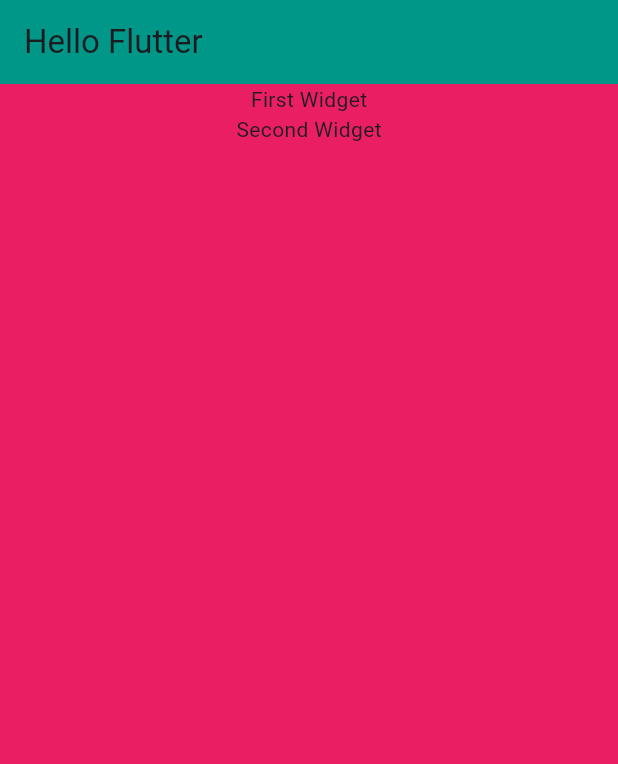
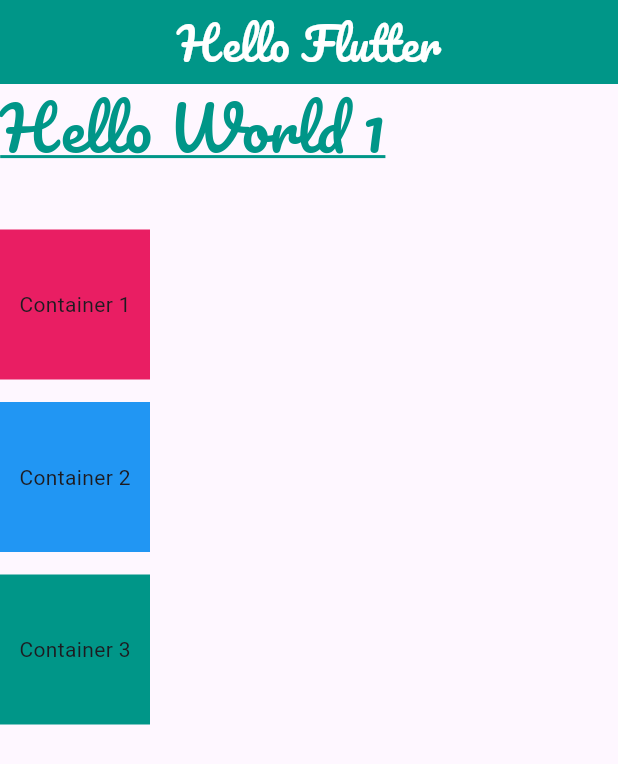
Before and after one commit to mujtabaexe/Flutter-Source-Code, a Flutter app: the screen it shows after launch, on a phone screen of 412 x 824 dp. Shown: the top 764 px of the screen. Run offline on Flutter 3.47's test engine with Material 3 defaults, Android fonts, the phone set to English and light mode, and no system bars.

Commit message:
Day4: fonts,style,decoration

```diff
--- a/my_first_app/lib/main.dart
+++ b/my_first_app/lib/main.dart
@@ -11,16 +11,60 @@
   Widget build(BuildContext context) {
     return MaterialApp(
       home: Scaffold(
-        backgroundColor: Colors.pink,
         appBar: AppBar(
           backgroundColor: Colors.teal,
-          title: const Text("Hello Flutter"),
+          title: Center(
+            child: const Text(
+              "Hello Flutter",
+              style: TextStyle(
+                color: Colors.white,
+                fontSize: 30,
+                fontFamily: 'Pacifico',
+                fontWeight: FontWeight.w100,
+              ),
+            ),
+          ),
         ),
-        body: Column(
-          children: const [
-            Center(child: Text('First Widget')),
-            Text('Second Widget'),
-          ],
+        body: SafeArea(
+          child: Column(
+            mainAxisAlignment: MainAxisAlignment.start,
+            crossAxisAlignment: CrossAxisAlignment.start,
+            children: [
+              Text(
+                'Hello World 1',
+                style: TextStyle(
+                  fontSize: 40,
+                  decoration: TextDecoration.underline,
+                  decorationColor: Colors.teal,
+                  fontFamily: 'Pacifico',
+                  color: Colors.teal,
+                ),
+              ),
+
+              SizedBox(height: 40),
+
+              Container(
+                height: 100,
+                width: 100,
+                color: Colors.pink,
+                child: const Center(child: Text('Container 1')),
+              ),
+              const SizedBox(height: 15, width: 15),
+              Container(
+                height: 100,
+                width: 100,
+                color: Colors.blue,
+                child: const Center(child: Text('Container 2')),
+              ),
+              const SizedBox(height: 15, width: 15),
+              Container(
+                height: 100,
+                width: 100,
+                color: Colors.teal,
+                child: const Center(child: Text('Container 3')),
+              ),
+            ],
+          ),
         ),
       ),
     );
```
Also changed, not shown: my_first_app/pubspec.yaml (+5 -11 lines), my_first_app/fonts/Pacifico-Regular.ttf (added).
